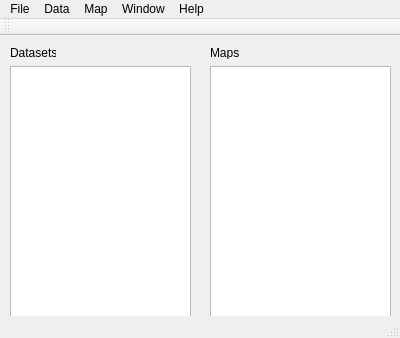
Above: mainwindow.ui from VespucciProject/Vespucci before the change. Below: the same form after it.
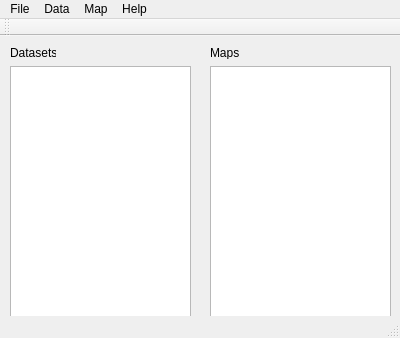
That is the form after the change. Icons and pictures are not drawn.

The edit to the form file:
```diff
--- a/mainwindow.ui
+++ b/mainwindow.ui
@@ -93,11 +93,6 @@
     <addaction name="separator"/>
     <addaction name="actionExit"/>
    </widget>
-   <widget class="QMenu" name="menuWindow">
-    <property name="title">
-     <string>Window</string>
-    </property>
-   </widget>
    <widget class="QMenu" name="menuHelp">
     <property name="title">
      <string>Help</string>
@@ -150,7 +145,6 @@
    <addaction name="menuFile"/>
    <addaction name="menuData"/>
    <addaction name="menuMap"/>
-   <addaction name="menuWindow"/>
    <addaction name="menuHelp"/>
   </widget>
   <widget class="QToolBar" name="mainToolBar">
```
Left out of the diff: 18 changed lines with no effect on the pictures.
